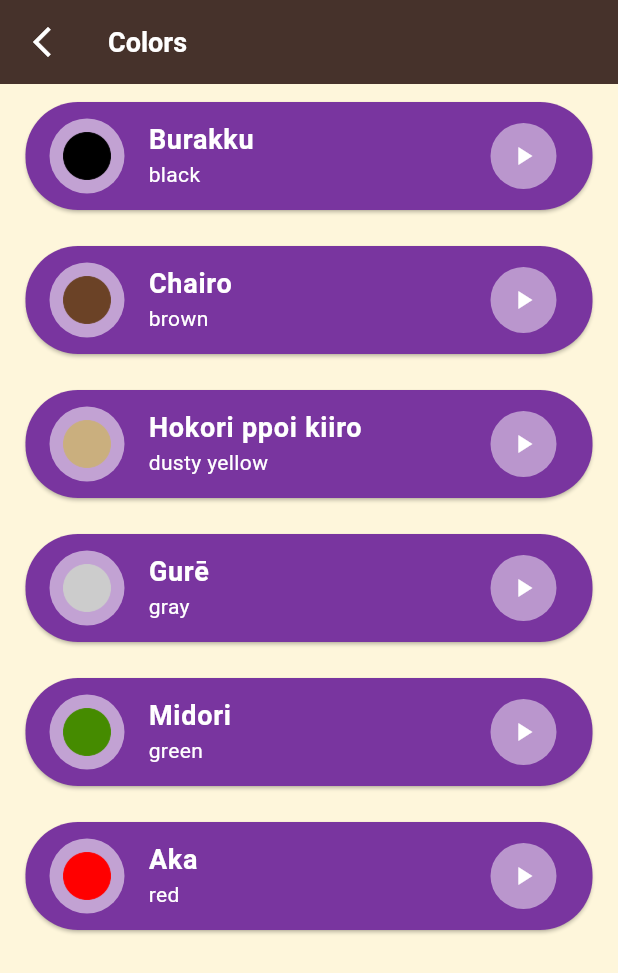
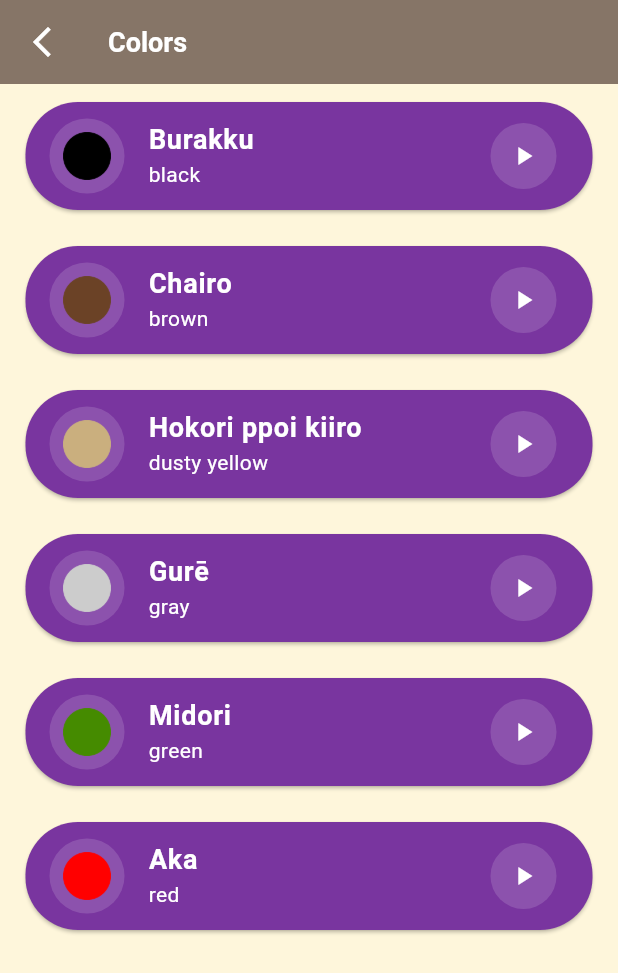
Before and after one commit to SalahLuha/tuko_sample_learning_japan, a Flutter app: the screen it shows after launch, after a tap on "Colors", on a phone screen of 412 x 824 dp. Shown: the top 973 px of the screen. Run offline on Flutter 3.47's test engine with Material 3 defaults, Android fonts, the phone set to English and light mode, and no system bars; our stand-ins replace audioplayers.

Commit message:
Full APP

```diff
--- a/lib/components/list_item.dart
+++ b/lib/components/list_item.dart
@@ -21,7 +21,7 @@ class ListItem extends StatelessWidget {
         child: ListTile(
           leading: Container(
             decoration: BoxDecoration(
-                color: Colors.white54, borderRadius: BorderRadius.circular(35)),
+                color: const Color(0x25ffffff), borderRadius: BorderRadius.circular(35)),
             width: 50.0,
             height: 50.0,
             child: Image.asset(
@@ -45,7 +45,7 @@ class ListItem extends StatelessWidget {
           ),
           trailing: CircleAvatar(
               radius: 22,
-              backgroundColor: Color(0x7bffffff),
+              backgroundColor: const Color(0x25ffffff),
               child: IconButton(
                 onPressed: () {
                   final player = AudioPlayer();
--- a/lib/main.dart
+++ b/lib/main.dart
@@ -1,5 +1,4 @@
 import 'package:flutter/material.dart';
-import 'package:tuko_sample_learning_japan/screens/home_page.dart';
 import 'package:tuko_sample_learning_japan/screens/splash_screen.dart';
 
 void main() {
@@ -12,6 +11,7 @@ class tuko_sample_learning_japan extends StatelessWidget {
   @override
   Widget build(BuildContext context) {
     return const MaterialApp(
+
         debugShowCheckedModeBanner: false,
         home: SplashScreen(),);
   }
--- a/lib/screens/colors_page.dart
+++ b/lib/screens/colors_page.dart
@@ -50,7 +50,7 @@ class ColorsPage extends StatelessWidget {
     return Scaffold(
       backgroundColor: const Color(0xffFEF6DB),
       appBar: AppBar(
-          backgroundColor: const Color(0xFF46322b),
+          backgroundColor: const Color(0xff867567),
           title: const Text(
             'Colors',
             style: TextStyle(
--- a/lib/screens/splash_screen.dart
+++ b/lib/screens/splash_screen.dart
@@ -41,7 +41,7 @@ class _SplashScreenState extends State<SplashScreen> {
             const Text(
               'Learn Japanese',
               style: TextStyle(
-                color: Color(0xFF46322b),
+                color: Color(0xff867567),
                 fontSize: 30,
                 fontWeight: FontWeight.bold,
               ),
```
